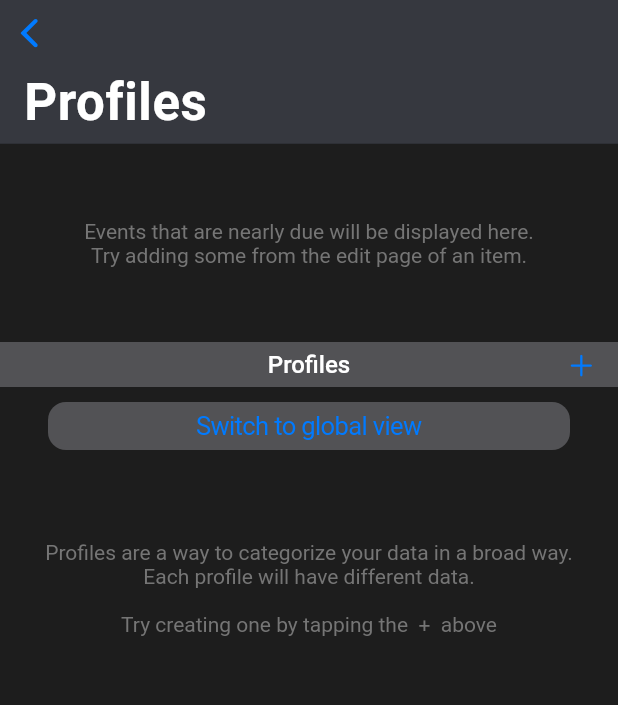
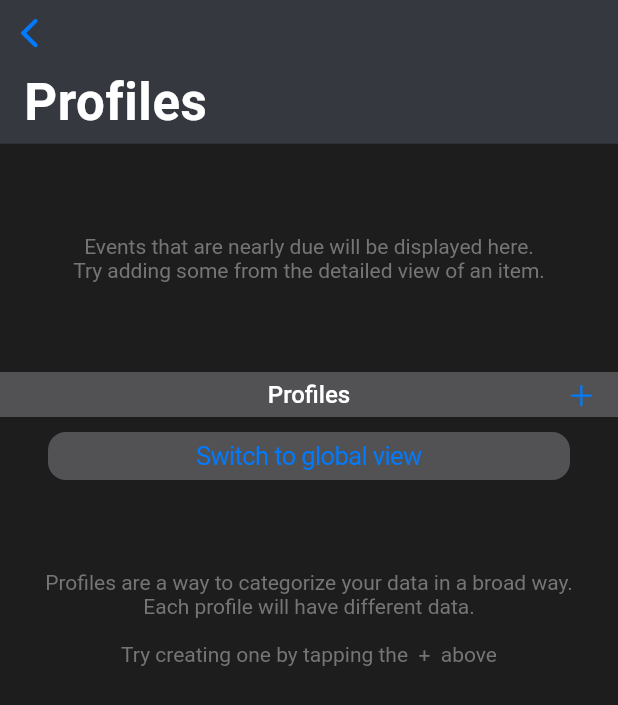
Before and after one commit to MA-SOSE2023/WallAt, a Flutter app: the ProfilesPage screen opened by its route, on a phone screen of 412 x 824 dp. Shown: the top 705 px of the screen. Run offline on Flutter 3.47's test engine with Material 2 defaults, Android fonts, the phone set to English and light mode, and no system bars; our stand-ins replace beamer, flutter_carousel_widget, flutter_riverpod, freezed_annotation, isar, photo_view and 2 more; missing offline and left inert: cunning_document_scanner, device_calendar, social_share; accounts and stored records are empty; generated files the repository leaves out were written again; statements that could not run were skipped.

Commit message:
#58-redesign profile containers slightly: - context menu does not show white corners anymore - padding is more consistent

```diff
--- a/lib/pages/profiles/profiles_view.dart
+++ b/lib/pages/profiles/profiles_view.dart
@@ -4,6 +4,7 @@ import 'package:flutter/material.dart';
 import 'package:flutter_carousel_widget/flutter_carousel_widget.dart';
 import 'package:flutter_riverpod/flutter_riverpod.dart';
 
+import '../single_item/model/item_event.dart';
 import 'add_or_edit_profile_dialog.dart';
 import 'profile_container.dart';
 import 'profile_model.dart';
@@ -14,10 +15,9 @@ import '/common/theme/custom_theme_data.dart';
 import '/common/provider.dart';
 import '/common/custom_widgets/all_custom_widgets.dart'
     show
-        AsyncSliverListBuilder,
         EventCard,
+        FutureSliverListBuilder,
         FutureOptionBuilder,
-        SliverActivityIndicator,
         SliverNoElementsMessage;
 
 class ProfilesPage extends ConsumerWidget {
@@ -25,8 +25,6 @@ class ProfilesPage extends ConsumerWidget {
 
   @override
   Widget build(BuildContext context, WidgetRef ref) {
-    ProfilesController profilesController =
-        ref.read(Providers.profilesControllerProvider.notifier);
     List<ProfileModel> profiles =
         ref.watch(Providers.profilesControllerProvider);
     final SettingsModel settings =
@@ -35,8 +33,8 @@ class ProfilesPage extends ConsumerWidget {
     Future<ProfileModel?> defaultProfile =
         ref.read(Providers.persistenceServiceProvider).getDefaultProfile();
 
-    AsyncValue<HomeModel> homeModel =
-        ref.watch(Providers.homeControllerProvider);
+    Future<List<ItemEvent>> events =
+        ref.read(Providers.persistenceServiceProvider).getGlobalSoonEvents();
 
     CustomThemeData theme = ref.watch(Providers.themeControllerProvider);
 
@@ -48,18 +46,8 @@ class ProfilesPage extends ConsumerWidget {
             backgroundColor: theme.navBarColor,
             largeTitle: const Text('Profiles'),
           ),
-          AsyncSliverListBuilder(
-            future: homeModel.whenData((m) => m.events),
-            loading: () => const SliverActivityIndicator(
-              padding: EdgeInsets.only(
-                top: 60.0,
-                bottom: 60.0,
-              ),
-            ),
-            empty: (emptyMessage) => SliverNoElementsMessage(
-              message: emptyMessage,
-              minPadding: 50.0,
-            ),
+          FutureSliverListBuilder(
+            future: events,
             success: (events) => SliverToBoxAdapter(
               child: ConstrainedBox(
                 constraints: const BoxConstraints(maxHeight: 180),
@@ -84,13 +72,13 @@ class ProfilesPage extends ConsumerWidget {
                 ),
               ),
             ),
-            emptyMessage:
-                'Events that are nearly due will be displayed here.\nTry adding some from the edit page of an item.',
+            emptyMessage: 'Events that are nearly due will be displayed here.'
+                '\nTry adding some from the detailed view of an item.',
             errorMessage: 'An error occurred while loading events.\n'
                 'Try restarting the app.',
             onNullMessage: 'Something went wrong while loading events.\n'
                 'Try restarting the app.',
-            errorMessagesPadding: 40.0,
+            errorMessagesPadding: 60.0,
           ),
           SliverPadding(
             padding: const EdgeInsets.only(bottom: 10.0),
@@ -179,34 +167,7 @@ class ProfilesPage extends ConsumerWidget {
                   final ProfileModel profile = profiles[index];
                   return Padding(
                     padding: const EdgeInsets.all(8.0),
-                    child: CupertinoContextMenu(
-                      actions: [
-                        CupertinoContextMenuAction(
-                          trailingIcon: CupertinoIcons.pencil,
-                          onPressed: () {
-                            showCupertinoDialog(
-                                context: context,
-                                builder: (context) {
-                                  return AddOrEditProfileDialog(
-                                    isAddDialog: false,
-                                    editProfile: profile,
-                                  );
-                                });
-                          },
-                          child: const Text('Edit'),
-                        ),
-                        CupertinoContextMenuAction(
-                          isDestructiveAction: true,
-                          onPressed: () {
-                            profilesController.deleteProfile(profile);
-                            context.beamBack();
-                          },
-                          trailingIcon: CupertinoIcons.trash,
-                          child: const Text('Delete'),
-                        ),
-                      ],
-                      child: ProfileContainer(profile: profile),
-                    ),
+                    child: ProfileContainer(profile: profile),
                   );
                 },
                 childCount: profiles.length,
```
Also changed, not shown: lib/pages/profiles/profile_container.dart (+42 -6 lines).
